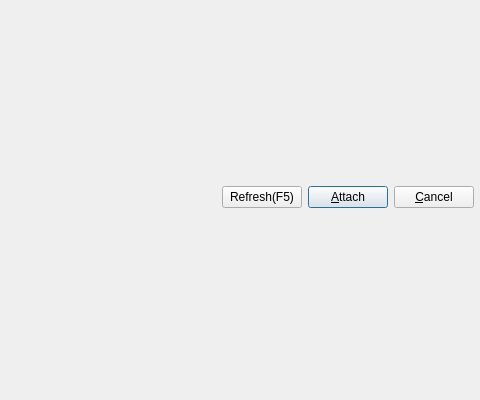
Before: the Qt Designer form src/gui/Src/Gui/AttachDialog.ui in x64dbg/x64dbg, drawn with Qt 5; both pictures show x 320 to 800 and y 0 to 400 of the 800 by 400 pixel window.
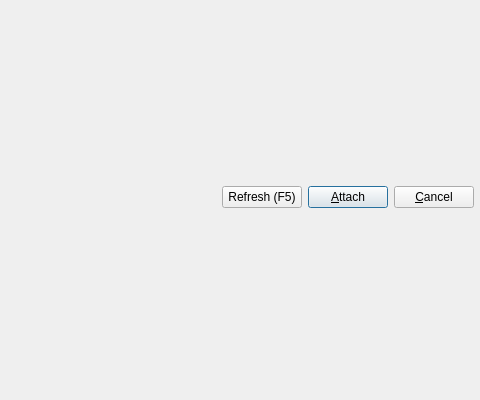
After: the same form once the commit is applied. Icons and pictures are not drawn.

Commit message: GUI: new icons + updated AttachDialog + reload style.css + updated translation template

```diff
--- a/src/gui/Src/Gui/AttachDialog.ui
+++ b/src/gui/Src/Gui/AttachDialog.ui
@@ -80,7 +80,7 @@
           </sizepolicy>
          </property>
          <property name="text">
-          <string>Refresh(F5)</string>
+          <string>Refresh (F5)</string>
          </property>
          <property name="autoDefault">
           <bool>false</bool>
```
The commit also changes 7 other files.
